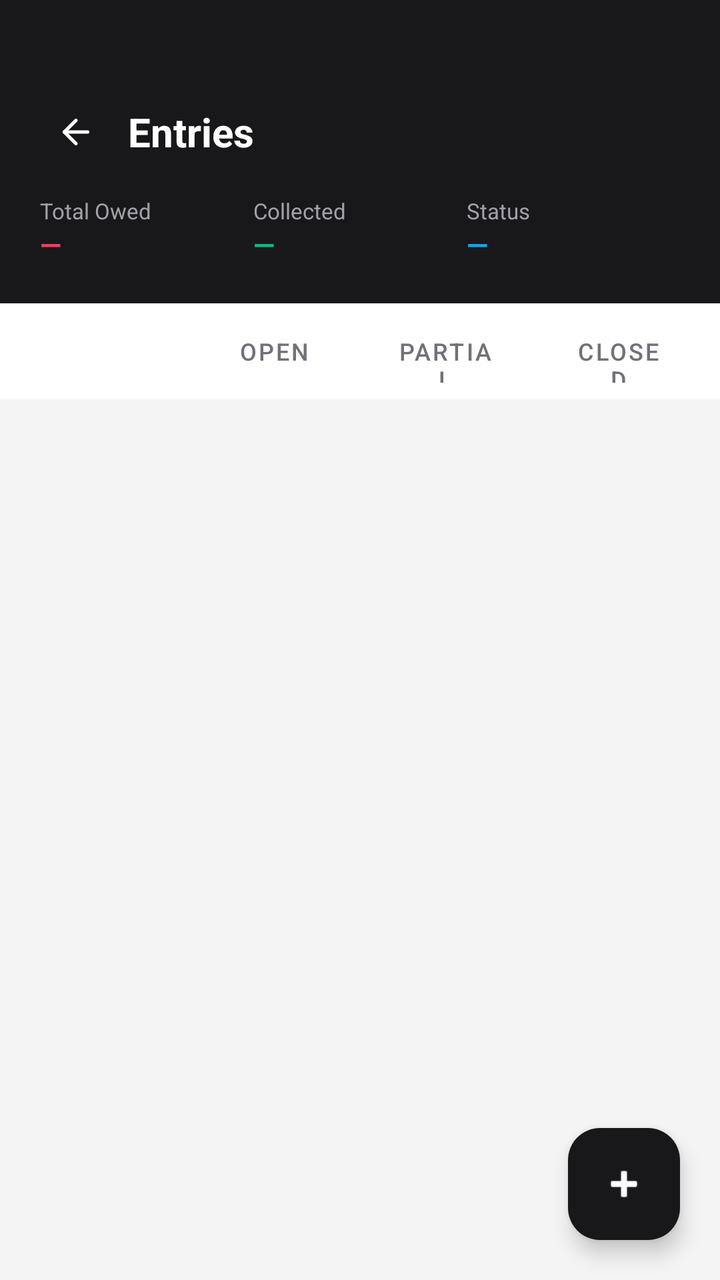
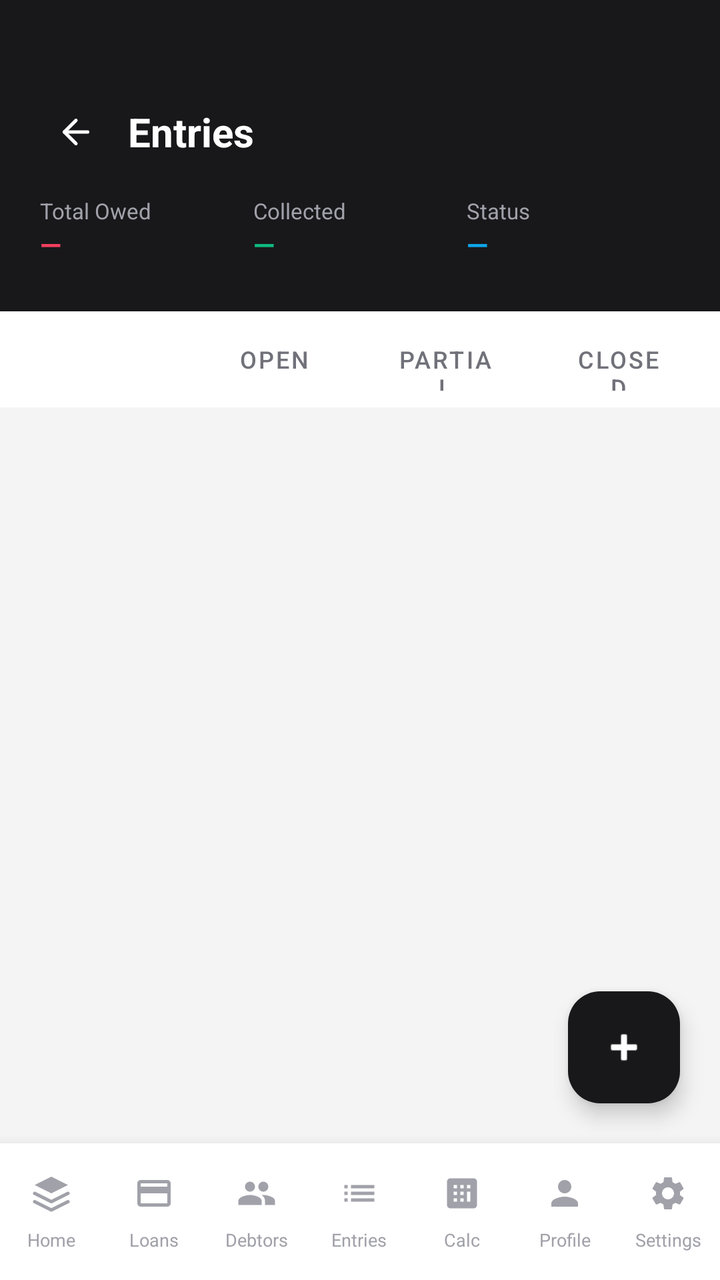

Compare the two renders of this Android layout. The source of the first and the diff that turns it into the second are given below.
<!-- AndroidManifest.xml: application theme Theme.LoanBuddy -->
<!-- res/layout/activity_entries.xml -->
<?xml version="1.0" encoding="utf-8"?>
<androidx.coordinatorlayout.widget.CoordinatorLayout
    xmlns:android="http://schemas.android.com/apk/res/android"
    xmlns:app="http://schemas.android.com/apk/res-auto"
    android:layout_width="match_parent"
    android:layout_height="match_parent"
    android:background="@color/bg_page">

    <LinearLayout
        android:layout_width="match_parent"
        android:layout_height="match_parent"
        android:orientation="vertical">

        
        <LinearLayout
            android:layout_width="match_parent"
            android:layout_height="wrap_content"
            android:background="@color/zinc_900"
            android:orientation="vertical"
            android:paddingHorizontal="20dp"
            android:paddingTop="48dp"
            android:paddingBottom="20dp">

            <LinearLayout
                android:layout_width="match_parent"
                android:layout_height="wrap_content"
                android:gravity="center_vertical"
                android:orientation="horizontal">

                <ImageButton
                    android:id="@+id/back_button"
                    android:layout_width="36dp"
                    android:layout_height="36dp"
                    android:background="?attr/selectableItemBackgroundBorderless"
                    android:src="@drawable/ic_arrow_left"
                    android:contentDescription="Back"
                    app:tint="@color/white" />

                <TextView
                    android:layout_width="0dp"
                    android:layout_height="wrap_content"
                    android:layout_weight="1"
                    android:layout_marginStart="8dp"
                    android:text="@string/entries_title"
                    android:textColor="@color/white"
                    android:textSize="20sp"
                    android:textStyle="bold" />

                <ProgressBar
                    android:id="@+id/progress_bar"
                    android:layout_width="24dp"
                    android:layout_height="24dp"
                    android:visibility="gone" />
            </LinearLayout>

            
            <LinearLayout
                android:layout_width="match_parent"
                android:layout_height="wrap_content"
                android:layout_marginTop="14dp"
                android:weightSum="3">

                <LinearLayout android:layout_width="0dp" android:layout_height="wrap_content" android:layout_weight="1" android:orientation="vertical">
                    <TextView android:layout_width="wrap_content" android:layout_height="wrap_content" android:text="Total Owed" android:textColor="@color/zinc_400" android:textSize="11sp" />
                    <TextView android:id="@+id/total_owed" android:layout_width="wrap_content" android:layout_height="wrap_content" android:text="—" android:textColor="@color/rose_500" android:textSize="14sp" android:textStyle="bold" />
                </LinearLayout>

                <LinearLayout android:layout_width="0dp" android:layout_height="wrap_content" android:layout_weight="1" android:orientation="vertical">
                    <TextView android:layout_width="wrap_content" android:layout_height="wrap_content" android:text="Collected" android:textColor="@color/zinc_400" android:textSize="11sp" />
                    <TextView android:id="@+id/total_collected" android:layout_width="wrap_content" android:layout_height="wrap_content" android:text="—" android:textColor="@color/emerald_500" android:textSize="14sp" android:textStyle="bold" />
                </LinearLayout>

                <LinearLayout android:layout_width="0dp" android:layout_height="wrap_content" android:layout_weight="1" android:orientation="vertical">
                    <TextView android:layout_width="wrap_content" android:layout_height="wrap_content" android:text="Status" android:textColor="@color/zinc_400" android:textSize="11sp" />
                    <TextView android:id="@+id/open_count" android:layout_width="wrap_content" android:layout_height="wrap_content" android:text="—" android:textColor="@color/sky_500" android:textSize="14sp" android:textStyle="bold" />
                </LinearLayout>
            </LinearLayout>
        </LinearLayout>

        
        <LinearLayout
            android:layout_width="match_parent"
            android:layout_height="wrap_content"
            android:background="@color/bg_card"
            android:orientation="horizontal"
            android:paddingHorizontal="10dp"
            android:paddingVertical="8dp">

            <Button android:id="@+id/filter_all" android:layout_width="0dp" android:layout_height="32dp" android:layout_weight="1" android:layout_marginEnd="3dp"
                android:backgroundTint="@color/zinc_900" android:text="All" android:textColor="@color/white" android:textSize="12sp" style="@style/Widget.MaterialComponents.Button" />
            <Button android:id="@+id/filter_open" android:layout_width="0dp" android:layout_height="32dp" android:layout_weight="1" android:layout_marginHorizontal="2dp"
                android:backgroundTint="@android:color/transparent" android:text="Open" android:textColor="@color/zinc_500" android:textSize="12sp" style="@style/Widget.MaterialComponents.Button" />
            <Button android:id="@+id/filter_partial" android:layout_width="0dp" android:layout_height="32dp" android:layout_weight="1" android:layout_marginHorizontal="2dp"
                android:backgroundTint="@android:color/transparent" android:text="Partial" android:textColor="@color/zinc_500" android:textSize="12sp" style="@style/Widget.MaterialComponents.Button" />
            <Button android:id="@+id/filter_closed" android:layout_width="0dp" android:layout_height="32dp" android:layout_weight="1" android:layout_marginStart="3dp"
                android:backgroundTint="@android:color/transparent" android:text="Closed" android:textColor="@color/zinc_500" android:textSize="12sp" style="@style/Widget.MaterialComponents.Button" />
        </LinearLayout>

        <TextView
            android:id="@+id/empty_text"
            android:layout_width="match_parent"
            android:layout_height="wrap_content"
            android:layout_marginTop="48dp"
            android:gravity="center"
            android:text="No entries yet. Tap + to add one."
            android:textColor="@color/zinc_400"
            android:textSize="14sp"
            android:visibility="gone" />

        <androidx.recyclerview.widget.RecyclerView
            android:id="@+id/recycler_view"
            android:layout_width="match_parent"
            android:layout_height="0dp"
            android:layout_weight="1"
            android:paddingTop="8dp"
            android:paddingBottom="80dp"
            android:clipToPadding="false" />

    </LinearLayout>

    <com.google.android.material.floatingactionbutton.FloatingActionButton
        android:id="@+id/fab_add_entry"
        android:layout_width="wrap_content"
        android:layout_height="wrap_content"
        android:layout_gravity="bottom|end"
        android:layout_margin="20dp"
        android:backgroundTint="@color/zinc_900"
        android:contentDescription="Add Entry"
        android:src="@android:drawable/ic_input_add"
        app:tint="@color/white" />

</androidx.coordinatorlayout.widget.CoordinatorLayout>
<!-- resources referenced by this layout -->
<resources>
  <!-- unchanged entries left out for length: 13 -->
</resources>

<!-- the commit's change to res/layout/activity_entries.xml (unified diff, before → after) -->
@@ -1,10 +1,15 @@
 <?xml version="1.0" encoding="utf-8"?>
-<androidx.coordinatorlayout.widget.CoordinatorLayout
-    xmlns:android="http://schemas.android.com/apk/res/android"
+<LinearLayout xmlns:android="http://schemas.android.com/apk/res/android"
     xmlns:app="http://schemas.android.com/apk/res-auto"
     android:layout_width="match_parent"
     android:layout_height="match_parent"
-    android:background="@color/bg_page">
+    android:background="@color/bg_page"
+    android:orientation="vertical">
+
+<androidx.coordinatorlayout.widget.CoordinatorLayout
+    android:layout_width="match_parent"
+    android:layout_height="0dp"
+    android:layout_weight="1">
 
     <LinearLayout
         android:layout_width="match_parent"
@@ -19,7 +24,7 @@
             android:orientation="vertical"
             android:paddingHorizontal="20dp"
             android:paddingTop="48dp"
-            android:paddingBottom="20dp">
+            android:paddingBottom="24dp">
 
             <LinearLayout
                 android:layout_width="match_parent"
@@ -124,9 +129,105 @@
         android:layout_height="wrap_content"
         android:layout_gravity="bottom|end"
         android:layout_margin="20dp"
+        android:layout_marginBottom="80dp"
         android:backgroundTint="@color/zinc_900"
         android:contentDescription="Add Entry"
         android:src="@android:drawable/ic_input_add"
         app:tint="@color/white" />
 
 </androidx.coordinatorlayout.widget.CoordinatorLayout>
+
+<include layout="@layout/layout_bottom_nav" />
+
+</LinearLayout>
+<!-- res/layout/layout_bottom_nav.xml (included above) -->
+<?xml version="1.0" encoding="utf-8"?>
+<LinearLayout xmlns:android="http://schemas.android.com/apk/res/android"
+    xmlns:app="http://schemas.android.com/apk/res-auto"
+    android:id="@+id/bottom_nav_container"
+    android:layout_width="match_parent"
+    android:layout_height="wrap_content"
+    android:background="@color/white"
+    android:elevation="12dp"
+    android:orientation="horizontal"
+    android:paddingTop="8dp"
+    android:paddingBottom="12dp">
+
+    
+    <LinearLayout android:id="@+id/nav_home" android:layout_width="0dp" android:layout_height="wrap_content"
+        android:layout_weight="1" android:gravity="center" android:orientation="vertical" android:padding="2dp">
+        <FrameLayout android:id="@+id/nav_bg_home" android:layout_width="44dp" android:layout_height="30dp" android:gravity="center">
+            <ImageView android:id="@+id/nav_icon_home" android:layout_width="20dp" android:layout_height="20dp"
+                android:layout_gravity="center" android:src="@drawable/ic_home" app:tint="@color/zinc_400" />
+        </FrameLayout>
+        <TextView android:id="@+id/nav_label_home" android:layout_width="wrap_content" android:layout_height="wrap_content"
+            android:text="Home" android:textSize="9sp" android:textColor="@color/zinc_400" android:layout_marginTop="2dp" />
+    </LinearLayout>
+
+    
+    <LinearLayout android:id="@+id/nav_loans" android:layout_width="0dp" android:layout_height="wrap_content"
+        android:layout_weight="1" android:gravity="center" android:orientation="vertical" android:padding="2dp">
+        <FrameLayout android:id="@+id/nav_bg_loans" android:layout_width="44dp" android:layout_height="30dp" android:gravity="center">
+            <ImageView android:id="@+id/nav_icon_loans" android:layout_width="20dp" android:layout_height="20dp"
+                android:layout_gravity="center" android:src="@drawable/ic_loans" app:tint="@color/zinc_400" />
+        </FrameLayout>
+        <TextView android:id="@+id/nav_label_loans" android:layout_width="wrap_content" android:layout_height="wrap_content"
+            android:text="Loans" android:textSize="9sp" android:textColor="@color/zinc_400" android:layout_marginTop="2dp" />
+    </LinearLayout>
+
+    
+    <LinearLayout android:id="@+id/nav_debtors" android:layout_width="0dp" android:layout_height="wrap_content"
+        android:layout_weight="1" android:gravity="center" android:orientation="vertical" android:padding="2dp">
+        <FrameLayout android:id="@+id/nav_bg_debtors" android:layout_width="44dp" android:layout_height="30dp" android:gravity="center">
+            <ImageView android:id="@+id/nav_icon_debtors" android:layout_width="20dp" android:layout_height="20dp"
+                android:layout_gravity="center" android:src="@drawable/ic_debtors" app:tint="@color/zinc_400" />
+        </FrameLayout>
+        <TextView android:id="@+id/nav_label_debtors" android:layout_width="wrap_content" android:layout_height="wrap_content"
+            android:text="Debtors" android:textSize="9sp" android:textColor="@color/zinc_400" android:layout_marginTop="2dp" />
+    </LinearLayout>
+
+    
+    <LinearLayout android:id="@+id/nav_entries" android:layout_width="0dp" android:layout_height="wrap_content"
+        android:layout_weight="1" android:gravity="center" android:orientation="vertical" android:padding="2dp">
+        <FrameLayout android:id="@+id/nav_bg_entries" android:layout_width="44dp" android:layout_height="30dp" android:gravity="center">
+            <ImageView android:id="@+id/nav_icon_entries" android:layout_width="20dp" android:layout_height="20dp"
+                android:layout_gravity="center" android:src="@drawable/ic_entries" app:tint="@color/zinc_400" />
+        </FrameLayout>
+        <TextView android:id="@+id/nav_label_entries" android:layout_width="wrap_content" android:layout_height="wrap_content"
+            android:text="Entries" android:textSize="9sp" android:textColor="@color/zinc_400" android:layout_marginTop="2dp" />
+    </LinearLayout>
+
+    
+    <LinearLayout android:id="@+id/nav_calc" android:layout_width="0dp" android:layout_height="wrap_content"
+        android:layout_weight="1" android:gravity="center" android:orientation="vertical" android:padding="2dp">
+        <FrameLayout android:id="@+id/nav_bg_calc" android:layout_width="44dp" android:layout_height="30dp" android:gravity="center">
+            <ImageView android:id="@+id/nav_icon_calc" android:layout_width="20dp" android:layout_height="20dp"
+                android:layout_gravity="center" android:src="@drawable/ic_calc" app:tint="@color/zinc_400" />
+        </FrameLayout>
+        <TextView android:id="@+id/nav_label_calc" android:layout_width="wrap_content" android:layout_height="wrap_content"
+            android:text="Calc" android:textSize="9sp" android:textColor="@color/zinc_400" android:layout_marginTop="2dp" />
+    </LinearLayout>
+
+    
+    <LinearLayout android:id="@+id/nav_profile" android:layout_width="0dp" android:layout_height="wrap_content"
+        android:layout_weight="1" android:gravity="center" android:orientation="vertical" android:padding="2dp">
+        <FrameLayout android:id="@+id/nav_bg_profile" android:layout_width="44dp" android:layout_height="30dp" android:gravity="center">
+            <ImageView android:id="@+id/nav_icon_profile" android:layout_width="20dp" android:layout_height="20dp"
+                android:layout_gravity="center" android:src="@drawable/ic_user" app:tint="@color/zinc_400" />
+        </FrameLayout>
+        <TextView android:id="@+id/nav_label_profile" android:layout_width="wrap_content" android:layout_height="wrap_content"
+            android:text="Profile" android:textSize="9sp" android:textColor="@color/zinc_400" android:layout_marginTop="2dp" />
+    </LinearLayout>
+
+    
+    <LinearLayout android:id="@+id/nav_settings" android:layout_width="0dp" android:layout_height="wrap_content"
+        android:layout_weight="1" android:gravity="center" android:orientation="vertical" android:padding="2dp">
+        <FrameLayout android:id="@+id/nav_bg_settings" android:layout_width="44dp" android:layout_height="30dp" android:gravity="center">
+            <ImageView android:id="@+id/nav_icon_settings" android:layout_width="20dp" android:layout_height="20dp"
+                android:layout_gravity="center" android:src="@drawable/ic_settings" app:tint="@color/zinc_400" />
+        </FrameLayout>
+        <TextView android:id="@+id/nav_label_settings" android:layout_width="wrap_content" android:layout_height="wrap_content"
+            android:text="Settings" android:textSize="9sp" android:textColor="@color/zinc_400" android:layout_marginTop="2dp" />
+    </LinearLayout>
+
+</LinearLayout>
<!-- resource entries referenced after the edit -->
@@ -1,5 +1,96 @@
 <!-- resources referenced by this layout -->
 <resources>
+  <!-- drawable ic_calc (drawable) -->
+  <?xml version="1.0" encoding="utf-8"?>
+  <vector xmlns:android="http://schemas.android.com/apk/res/android"
+      android:viewportWidth="24"
+      android:viewportHeight="24"
+      android:width="24dp"
+      android:height="24dp">
+      <path
+          android:fillColor="#000000"
+          android:pathData="M19,3H5C3.9,3 3,3.9 3,5v14c0,1.1 0.9,2 2,2h14c1.1,0 2,-0.9 2,-2V5C21,3.9 20.1,3 19,3zM9,17H7v-2h2v2zM9,13H7v-2h2v2zM9,9H7V7h2v2zM13,17h-2v-2h2v2zM13,13h-2v-2h2v2zM13,9h-2V7h2v2zM17,17h-2v-6h2v6zM17,9h-2V7h2v2z" />
+  </vector>
+  <!-- drawable ic_debtors (drawable) -->
+  <?xml version="1.0" encoding="utf-8"?>
+  <vector xmlns:android="http://schemas.android.com/apk/res/android"
+      android:viewportWidth="24"
+      android:viewportHeight="24"
+      android:width="24dp"
+      android:height="24dp">
+      <path
+          android:fillColor="#000000"
+          android:pathData="M16,11c1.66,0 2.99,-1.34 2.99,-3S17.66,5 16,5c-1.66,0 -3,1.34 -3,3s1.34,3 3,3zM8,11c1.66,0 2.99,-1.34 2.99,-3S9.66,5 8,5C6.34,5 5,6.34 5,8s1.34,3 3,3zM8,13c-2.33,0 -7,1.17 -7,3.5V19h14v-2.5C15,14.17 10.33,13 8,13zM16,13c-0.29,0 -0.62,0.02 -0.97,0.05 1.16,0.84 1.97,1.97 1.97,3.45V19h6v-2.5C23,14.17 18.33,13 16,13z" />
+  </vector>
+  <!-- drawable ic_entries (drawable) -->
+  <?xml version="1.0" encoding="utf-8"?>
+  <vector xmlns:android="http://schemas.android.com/apk/res/android"
+      android:viewportWidth="24"
+      android:viewportHeight="24"
+      android:width="24dp"
+      android:height="24dp">
+      <path
+          android:fillColor="#000000"
+          android:pathData="M3,13h2v-2H3v2zM3,17h2v-2H3v2zM3,9h2V7H3v2zM7,13h14v-2H7v2zM7,17h14v-2H7v2zM7,7v2h14V7H7z" />
+  </vector>
+  <!-- drawable ic_home (drawable) -->
+  <?xml version="1.0" encoding="utf-8"?>
+  <vector xmlns:android="http://schemas.android.com/apk/res/android"
+      android:width="22dp"
+      android:height="22dp"
+      android:viewportWidth="24"
+      android:viewportHeight="24">
+      <path
+          android:pathData="M12,2L2,7L12,12L22,7L12,2Z"
+          android:fillColor="@color/zinc_500" />
+      <path
+          android:pathData="M2,17L12,22L22,17"
+          android:strokeWidth="2"
+          android:strokeColor="@color/zinc_500"
+          android:fillColor="#00000000"
+          android:strokeLineCap="round"
+          android:strokeLineJoin="round" />
+      <path
+          android:pathData="M2,12L12,17L22,12"
+          android:strokeWidth="2"
+          android:strokeColor="@color/zinc_500"
+          android:fillColor="#00000000"
+          android:strokeLineCap="round"
+          android:strokeLineJoin="round" />
+  </vector>
+  <!-- drawable ic_loans (drawable) -->
+  <?xml version="1.0" encoding="utf-8"?>
+  <vector xmlns:android="http://schemas.android.com/apk/res/android"
+      android:viewportWidth="24"
+      android:viewportHeight="24"
+      android:width="24dp"
+      android:height="24dp">
+      <path
+          android:fillColor="#000000"
+          android:pathData="M20,4H4C2.89,4 2,4.89 2,6v12a2,2 0,0 0,2,2h16a2,2 0,0 0,2,-2V6C22,4.89 21.1,4 20,4zM20,18H4v-6h16v6zM20,8H4V6h16v2z" />
+  </vector>
+  <!-- drawable ic_settings (drawable) -->
+  <?xml version="1.0" encoding="utf-8"?>
+  <vector xmlns:android="http://schemas.android.com/apk/res/android"
+      android:viewportWidth="24"
+      android:viewportHeight="24"
+      android:width="24dp"
+      android:height="24dp">
+      <path
+          android:fillColor="#000000"
+          android:pathData="M19.14,12.94c0.04,-0.3 0.06,-0.61 0.06,-0.94c0,-0.32 -0.02,-0.64 -0.07,-0.94l2.03,-1.58c0.18,-0.14 0.23,-0.41 0.12,-0.61l-1.92,-3.32c-0.12,-0.22 -0.37,-0.29 -0.59,-0.22l-2.39,0.96c-0.5,-0.38 -1.03,-0.7 -1.62,-0.94L14.4,2.81c-0.04,-0.24 -0.24,-0.41 -0.48,-0.41h-3.84c-0.24,0 -0.43,0.17 -0.47,0.41L9.25,5.35C8.66,5.59 8.12,5.92 7.63,6.29L5.24,5.33c-0.22,-0.08 -0.47,0 -0.59,0.22L2.74,8.87C2.62,9.08 2.66,9.34 2.86,9.48l2.03,1.58C4.84,11.36 4.8,11.69 4.8,12s0.02,0.64 0.07,0.94l-2.03,1.58c-0.18,0.14 -0.23,0.41 -0.12,0.61l1.92,3.32c0.12,0.22 0.37,0.29 0.59,0.22l2.39,-0.96c0.5,0.38 1.03,0.7 1.62,0.94l0.36,2.54c0.05,0.24 0.24,0.41 0.48,0.41h3.84c0.24,0 0.44,-0.17 0.47,-0.41l0.36,-2.54c0.59,-0.24 1.13,-0.56 1.62,-0.94l2.39,0.96c0.22,0.08 0.47,0 0.59,-0.22l1.92,-3.32c0.12,-0.22 0.07,-0.47 -0.12,-0.61L19.14,12.94zM12,15.6c-1.98,0 -3.6,-1.62 -3.6,-3.6s1.62,-3.6 3.6,-3.6s3.6,1.62 3.6,3.6S13.98,15.6 12,15.6z" />
+  </vector>
+  <!-- drawable ic_user (drawable) -->
+  <?xml version="1.0" encoding="utf-8"?>
+  <vector xmlns:android="http://schemas.android.com/apk/res/android"
+      android:width="22dp"
+      android:height="22dp"
+      android:viewportWidth="24"
+      android:viewportHeight="24">
+      <path
+          android:pathData="M12,12C14.21,12 16,10.21 16,8C16,5.79 14.21,4 12,4C9.79,4 8,5.79 8,8C8,10.21 9.79,12 12,12ZM12,14C9.33,14 4,15.34 4,18V20H20V18C20,15.34 14.67,14 12,14Z"
+          android:fillColor="@color/zinc_500" />
+  </vector>
   <!-- unchanged entries left out for length: 13 -->
 </resources>
 
